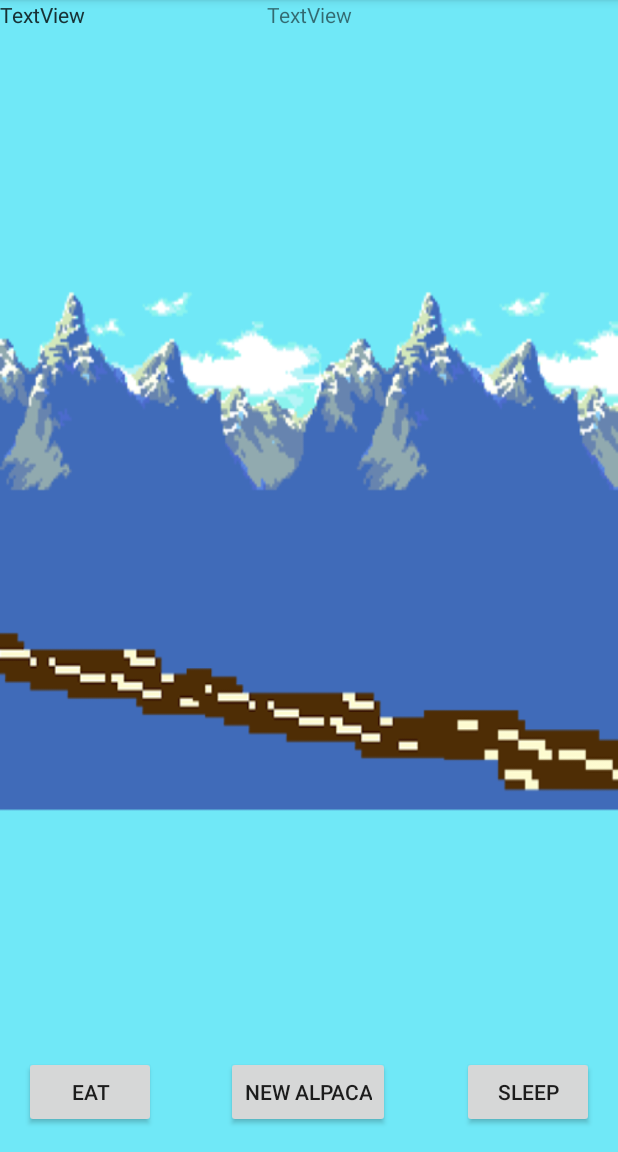
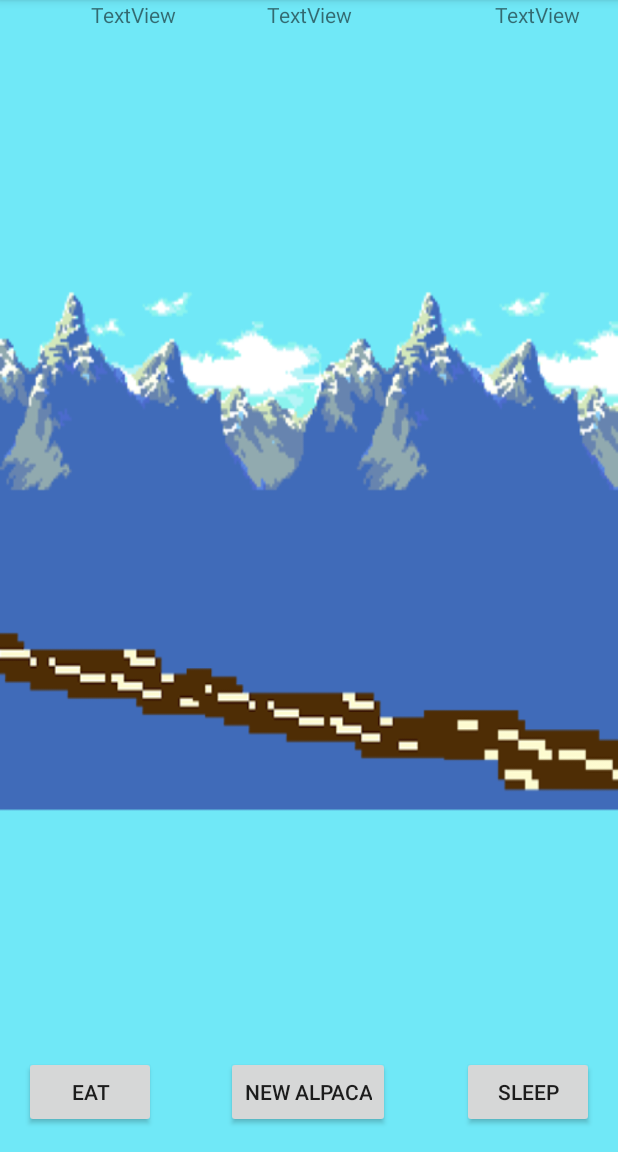
Before and after one commit to KarlS17/CompSciFinal, an Android app: the screen it shows after launch (MainActivity), on a phone screen of 412 x 824 dp, the part 84-1236 px from its top. Run offline under Robolectric (Android 15) with nearby library versions, the phone set to English and light mode, and no system bars.

Commit message:
Working on fragment

```diff
--- a/app/src/main/java/com/example/karls/computersciencefinal/Alpaca.java
+++ b/app/src/main/java/com/example/karls/computersciencefinal/Alpaca.java
@@ -1,7 +1,7 @@
 package com.example.karls.computersciencefinal;
 
 public class Alpaca {
-    private int numOfAlpacas;
+    private int numOfAlpacas = 15;
 
     public int getNumOfAlpacas() {
         return numOfAlpacas;
--- /dev/null
+++ b/app/src/main/java/com/example/karls/computersciencefinal/MyDialogFragment.java
@@ -0,0 +1,4 @@
+package com.example.karls.computersciencefinal;
+
+public class MyDialogFragment {
+}
--- a/app/src/main/res/layout/activity_main.xml
+++ b/app/src/main/res/layout/activity_main.xml
@@ -51,15 +51,21 @@
         android:id="@+id/numOfAlpacas"
         android:layout_width="wrap_content"
         android:layout_height="wrap_content"
+        android:layout_marginEnd="60dp"
+        android:layout_marginStart="59dp"
         android:text="TextView"
-        tools:layout_editor_absoluteX="58dp"
+        app:layout_constraintEnd_toStartOf="@+id/dayCount"
+        app:layout_constraintStart_toStartOf="parent"
         tools:layout_editor_absoluteY="509dp" />
 
     <TextView
         android:id="@+id/food"
         android:layout_width="wrap_content"
         android:layout_height="wrap_content"
+        android:layout_marginEnd="25dp"
+        android:layout_marginStart="95dp"
         android:text="TextView"
-        tools:layout_editor_absoluteX="328dp"
+        app:layout_constraintEnd_toEndOf="parent"
+        app:layout_constraintStart_toEndOf="@+id/dayCount"
         tools:layout_editor_absoluteY="509dp" />
 </android.support.constraint.ConstraintLayout>
--- /dev/null
+++ b/app/src/main/res/layout/my_dialog_fragment.xml
@@ -0,0 +1,6 @@
+<?xml version="1.0" encoding="utf-8"?>
+<LinearLayout xmlns:android="http://schemas.android.com/apk/res/android"
+    android:layout_width="match_parent"
+    android:layout_height="match_parent">
+
+</LinearLayout>
```
Also changed, not shown: app/src/main/java/com/example/karls/computersciencefinal/MainActivity.java (+34 -3 lines).
